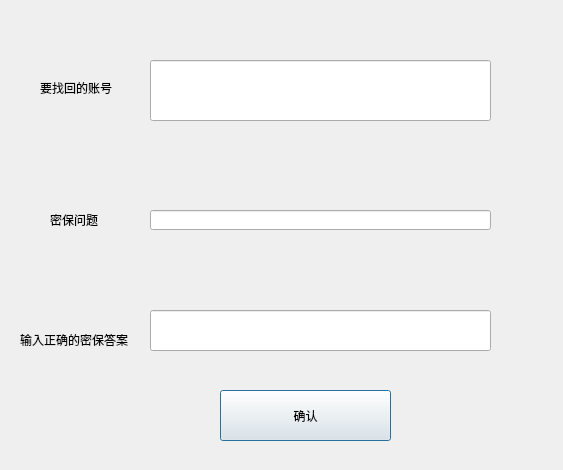
Type3limit/EasyManager, file findpasswddialog.ui: the form before one commit.
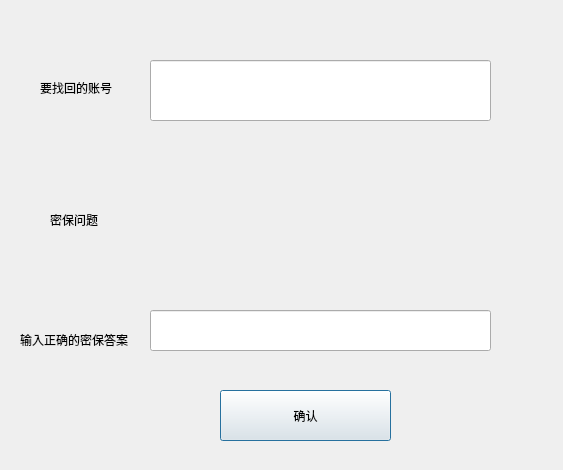
The form after the commit.

Patch:
```diff
--- a/findpasswddialog.ui
+++ b/findpasswddialog.ui
@@ -36,16 +36,6 @@
     </rect>
    </property>
   </widget>
-  <widget class="QLineEdit" name="lineEdit_2">
-   <property name="geometry">
-    <rect>
-     <x>150</x>
-     <y>210</y>
-     <width>341</width>
-     <height>20</height>
-    </rect>
-   </property>
-  </widget>
   <widget class="QLabel" name="label_2">
    <property name="geometry">
     <rect>
@@ -95,6 +85,19 @@
     <string>确认</string>
    </property>
   </widget>
+  <widget class="QLabel" name="QuestionLabel">
+   <property name="geometry">
+    <rect>
+     <x>150</x>
+     <y>210</y>
+     <width>341</width>
+     <height>16</height>
+    </rect>
+   </property>
+   <property name="text">
+    <string/>
+   </property>
+  </widget>
  </widget>
  <resources/>
  <connections/>
```
Left out of the diff: 4 changed lines with no effect on the pictures.
